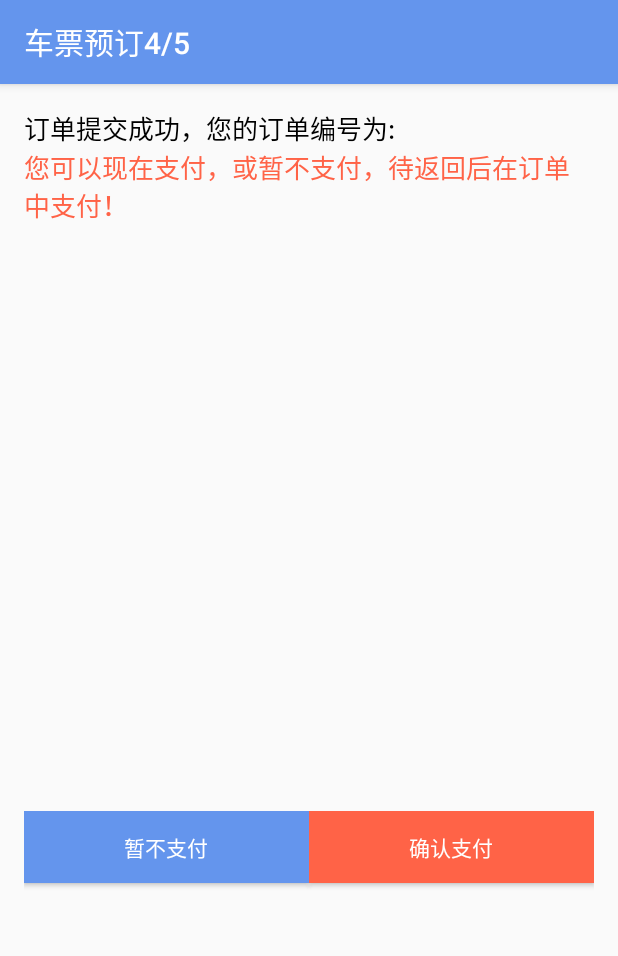
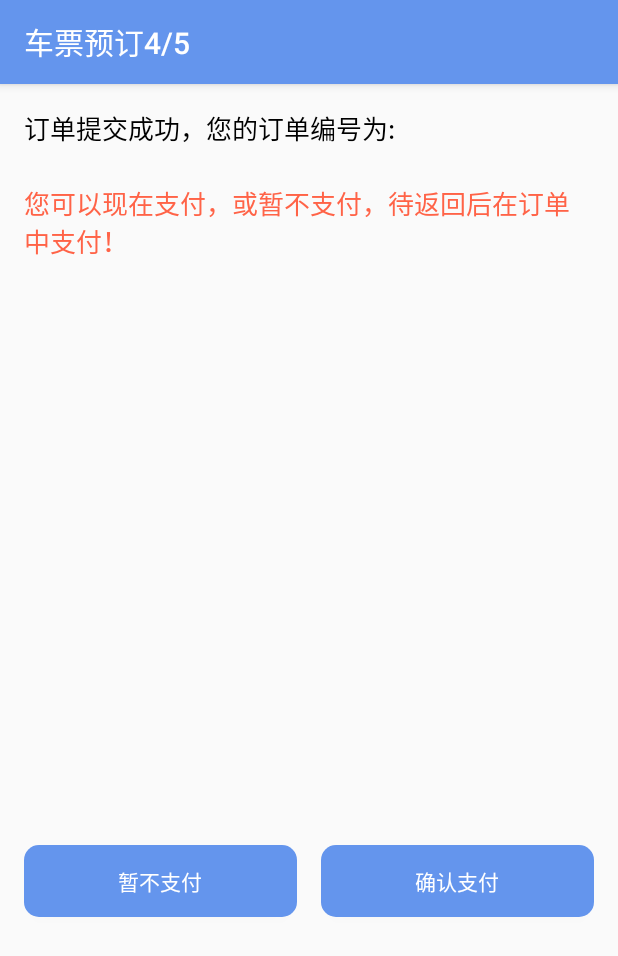
Before and after one commit to Zprestonx/My12306, an Android app: the Ticket4Activity screen opened directly, with no data from a screen before it, on a phone screen of 412 x 824 dp. Shown: the top 956 px of the screen. Run offline under Robolectric (Android 15) with nearby library versions, the phone set to English and light mode, and no system bars; 1 statement that could not run was skipped.

Commit message:
第三次更新颜色和图标 小m

```diff
--- a/app/src/main/AndroidManifest.xml
+++ b/app/src/main/AndroidManifest.xml
@@ -4,7 +4,7 @@
 
     <application
         android:allowBackup="true"
-        android:icon="@mipmap/ic_launcher"
+        android:icon="@drawable/app_logo"
         android:label="@string/app_name"
         android:supportsRtl="true"
         android:theme="@style/AppTheme">
--- a/app/src/main/res/layout/activity_query_city.xml
+++ b/app/src/main/res/layout/activity_query_city.xml
@@ -8,12 +8,11 @@
         android:id="@+id/filter_edit"
         android:layout_marginTop="5dip"
         android:layout_width="fill_parent"
-        android:layout_height="wrap_content"
+        android:layout_height="40dp"
         android:background="@drawable/search_bar_edit_selector"
         android:drawableLeft="@drawable/search_bar_icon_normal"
         android:hint="请输入关键字"
-        android:singleLine="true"
-        android:textSize="15.0dip" />
+        android:singleLine="true"/>
 
     <FrameLayout
         android:layout_width="fill_parent"
--- a/app/src/main/res/layout/activity_ticket3.xml
+++ b/app/src/main/res/layout/activity_ticket3.xml
@@ -173,7 +173,6 @@
         android:layout_width="match_parent"
         android:layout_height="wrap_content"
         android:text="+添加联系人"
-        android:background="@color/aliceblue"
         android:textColor="@color/tomato"
         android:textSize="17dp"
         android:id="@+id/textView15"
@@ -197,6 +196,7 @@
             android:layout_height="match_parent"
             android:text="订单总额:￥0.0元"
             android:gravity="left|center"
+            android:paddingLeft="10dp"
             android:background="@color/cornflowerblue"
             android:textColor="@color/white"
             android:textSize="20dp"
--- a/app/src/main/res/layout/activity_ticket3_add.xml
+++ b/app/src/main/res/layout/activity_ticket3_add.xml
@@ -22,7 +22,7 @@
         android:layout_width="fill_parent"
         android:layout_height="wrap_content"
         android:text="添加联系人"
-        android:background="@color/cornflowerblue"
+        android:background="@drawable/button_style"
         android:textColor="@color/white"
         android:onClick="add"
         android:id="@+id/button6" />
--- a/app/src/main/res/layout/activity_ticket4.xml
+++ b/app/src/main/res/layout/activity_ticket4.xml
@@ -21,7 +21,7 @@
         <LinearLayout
             android:layout_width="wrap_content"
             android:layout_height="wrap_content"
-            android:orientation="horizontal">
+            android:orientation="vertical">
 
             <TextView
                 android:id="@+id/textView17"
@@ -70,7 +70,8 @@
             android:layout_width="wrap_content"
             android:layout_height="wrap_content"
             android:layout_weight="1"
-            android:background="@color/cornflowerblue"
+            android:layout_marginRight="@dimen/activity_horizontal_margin"
+            android:background="@drawable/button_style"
             android:onClick="no"
             android:text="暂不支付"
             android:textColor="@color/white" />
@@ -80,7 +81,7 @@
             android:layout_width="wrap_content"
             android:layout_height="wrap_content"
             android:layout_weight="1"
-            android:background="@color/tomato"
+            android:background="@drawable/button_style"
             android:onClick="yes"
             android:text="确认支付"
             android:textColor="@color/white" />
--- a/app/src/main/res/layout/ticket2_item.xml
+++ b/app/src/main/res/layout/ticket2_item.xml
@@ -67,7 +67,7 @@
             android:layout_width="0dp"
             android:layout_height="wrap_content"
             android:layout_weight="1"
-            android:background="@color/cornflowerblue"
+            android:background="@drawable/button_style"
             android:gravity="center"
             android:text="预定"
             android:textColor="@color/white" />
--- a/app/src/main/res/layout/ticket3_item.xml
+++ b/app/src/main/res/layout/ticket3_item.xml
@@ -42,11 +42,10 @@
 
         <ImageButton
             android:id="@+id/remove"
-            android:layout_width="wrap_content"
-            android:layout_height="fill_parent"
+            android:layout_width="20dp"
+            android:layout_height="40dp"
             android:layout_gravity="center"
             android:layout_weight="0.5"
-            android:background="@color/white"
             android:src="@drawable/delete_button" />
 
     </LinearLayout>
```
Also changed, not shown: app/src/main/res/drawable/app_logo.png (added), app/src/main/res/drawable/arrow.png, app/src/main/res/drawable/delete_contact.png, app/src/main/res/drawable/delete_contact_pressed.jpg (added), app/src/main/res/drawable/delete_contact_pressed.png (deleted), 1 other file.
